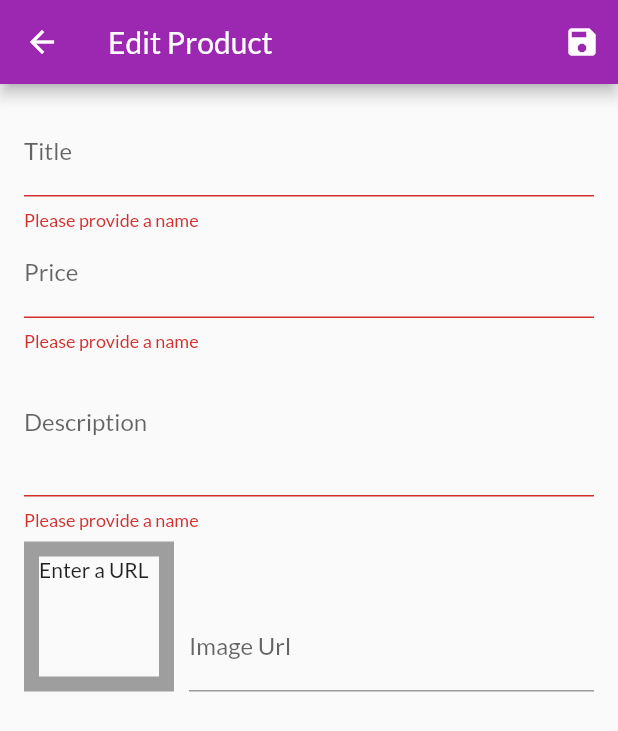
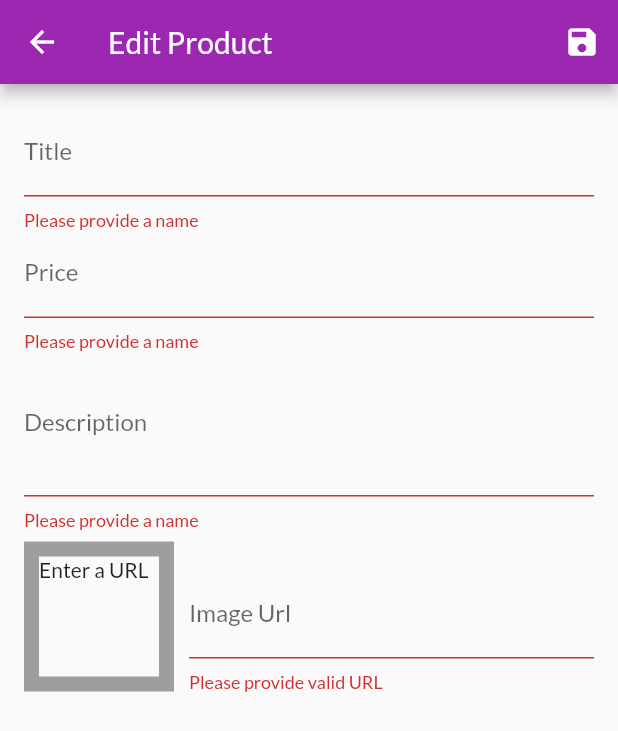
Before and after one commit to SifatIbna/Shop-App-flutter, a Flutter app: the EditProductScreen screen opened by its route, after a tap on the "save" icon, on a phone screen of 412 x 824 dp. Shown: the top 731 px of the screen. Run offline on Flutter 3.47's test engine with Material 2 defaults, Android fonts, the phone set to English and light mode, and no system bars; network calls fail.

Commit message:
added validation in url field

```diff
--- a/lib/screens/edit_product_screen.dart
+++ b/lib/screens/edit_product_screen.dart
@@ -189,6 +189,16 @@ class _EditProductScreenState extends State<EditProductScreen> {
                       onFieldSubmitted: (_) {
                         _saveForm();
                       },
+                      validator: (value) {
+                        if (value.isEmpty) {
+                          return 'Please provide valid URL';
+                        }
+                        if (!value.startsWith('http') &&
+                            !value.startsWith('https')) {
+                          return 'Please provide valid URL';
+                        }
+                        return null;
+                      },
                       onSaved: (value) {
                         _editedProduct = Product(
                           id: _editedProduct.id,
```
